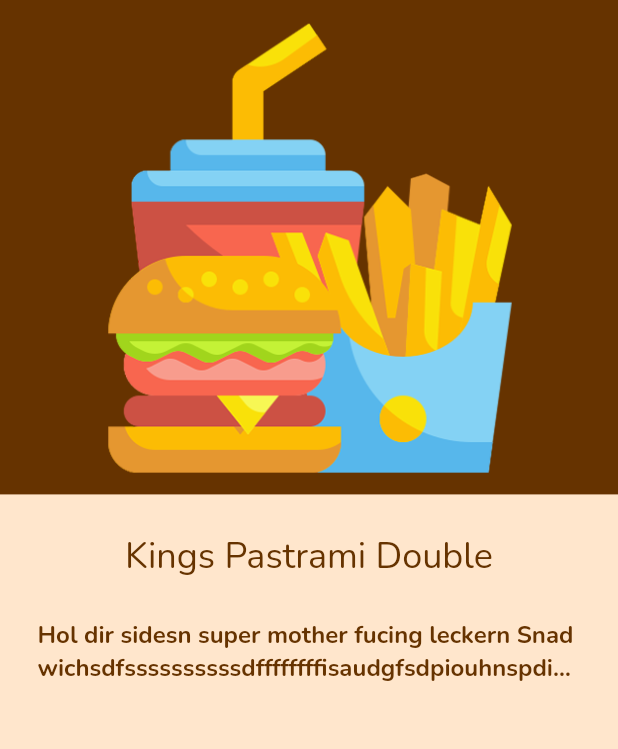
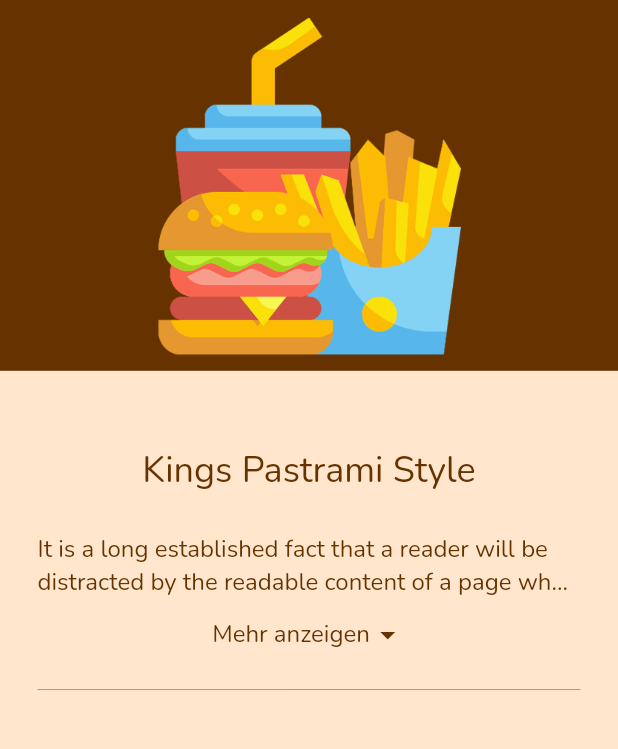
Before and after one commit to sang-ng/BurgerKingClone, a Flutter app: the screen it shows after launch, on a phone screen of 412 x 824 dp, the part 84-833 px from its top. Run offline on Flutter 3.47's test engine with Material 2 defaults, Android fonts, the phone set to English and light mode, and no system bars; our stand-ins replace expandable, google_fonts.

Commit message:
- added Expandable Text for ProdcutScreen

```diff
--- /dev/null
+++ b/lib/custom/expandable_text.dart
@@ -0,0 +1,77 @@
+import 'package:burgerking_clone/utils/widget_functions.dart';
+import 'package:flutter/cupertino.dart';
+import 'package:flutter/material.dart';
+
+import '../utils/colors.dart';
+
+class ExpandableText extends StatefulWidget {
+  const ExpandableText({Key? key}) : super(key: key);
+
+  @override
+  _ExpandableTextState createState() => _ExpandableTextState();
+}
+
+class _ExpandableTextState extends State<ExpandableText> {
+  bool _isReadMore = false;
+
+  @override
+  Widget build(BuildContext context) {
+
+    final ThemeData themeData = Theme.of(context);
+    const double padding = 25;
+
+    return Container(
+      child: Column(
+        children: [
+          Text(
+            'Kings Pastrami Style',
+            style: TextStyle(
+                fontFamily: themeData.textTheme.headline5?.fontFamily,
+                color: COLOR_BROWN,
+                fontSize: themeData.textTheme.headline5?.fontSize),
+          ),
+          addVerticalSpace(padding),
+          //text widget to display long text
+          buildText(
+              "It is a long established fact that a reader will be distracted by the readable content of a page when looking at its layout. The point of using Lorem Ipsum is that it has a more-or-less normal distribution of letters, as opposed to using 'Content here, content here', making it look like readable English. Many desktop publishing packages and web page editors now use Lorem Ipsum as their default model text, and a search for 'lorem ipsum' will uncover many web sites still in their infancy. Various versions have evolved over the years, sometimes by accident, sometimes on purpose (injected humour and the like)."),
+          TextButton(
+              onPressed: () {
+                setState(() {
+                  // toggle the bool variable true or false
+                  _isReadMore = !_isReadMore;
+                });
+              },
+              child: Row(
+                mainAxisAlignment: MainAxisAlignment.center,
+                children: [
+                  Text((_isReadMore ? 'Weniger anzeigen' : 'Mehr anzeigen'), style: TextStyle(
+                      fontFamily: themeData.textTheme.bodyText1?.fontFamily,
+                      color: COLOR_BROWN,
+                      fontSize: themeData.textTheme.bodyText1?.fontSize),),
+                  Icon(_isReadMore ? Icons.arrow_drop_up_sharp : Icons.arrow_drop_down_sharp, color: COLOR_BROWN,)
+                ],
+              ))
+        ],
+      ),
+    );
+  }
+
+  Widget buildText(String text) {
+    final ThemeData themeData = Theme.of(context);
+
+    // if read more is false then show only 3 lines from text
+    // else show full text
+    final lines = _isReadMore ? null : 2;
+    return Text(
+      text,
+      style: TextStyle(
+          fontFamily: themeData.textTheme.bodyText1?.fontFamily,
+          color: COLOR_BROWN,
+          fontSize: themeData.textTheme.bodyText1?.fontSize),
+      maxLines: lines,
+      // overflow properties is used to show 3 dot in text widget
+      // so that user can understand there are few more line to read.
+      overflow: _isReadMore ? TextOverflow.visible : TextOverflow.ellipsis,
+    );
+  }
+}
--- /dev/null
+++ b/lib/custom/menu_border_box.dart
@@ -0,0 +1,24 @@
+import 'package:flutter/cupertino.dart';
+
+class MenuItem extends StatefulWidget {
+  final String name;
+  final String description;
+  final Image image;
+
+  const MenuItem(
+      {Key? key,
+      required this.name,
+      required this.description,
+      required this.image})
+      : super(key: key);
+
+  @override
+  State<MenuItem> createState() => _MenuItemState();
+}
+
+class _MenuItemState extends State<MenuItem> {
+  @override
+  Widget build(BuildContext context) {
+    return Container();
+  }
+}
--- a/lib/screens/ProductScreen.dart
+++ b/lib/screens/ProductScreen.dart
@@ -1,3 +1,4 @@
+import 'package:burgerking_clone/custom/expandable_text.dart';
 import 'package:burgerking_clone/utils/colors.dart';
 import 'package:burgerking_clone/utils/sample_data.dart';
 import 'package:burgerking_clone/utils/widget_functions.dart';
@@ -15,14 +16,14 @@ class ProductScreen extends StatelessWidget {
     const sidePadding = EdgeInsets.symmetric(horizontal: padding);
 
     Widget appBarButton = Padding(
-      padding: EdgeInsets.fromLTRB(0, 15, 10, 10),
+      padding: const EdgeInsets.fromLTRB(0, 15, 10, 10),
       child: TextButton(
           style: TextButton.styleFrom(
             backgroundColor: COLOR_RED,
             primary: COLOR_WHITE,
             shape:
                 RoundedRectangleBorder(borderRadius: BorderRadius.circular(50)),
-            padding: EdgeInsets.symmetric(horizontal: 20, vertical: 5),
+            padding: const EdgeInsets.symmetric(horizontal: 20, vertical: 5),
           ),
           onPressed: () {},
           child: const Text("zu MyBK")),
@@ -30,42 +31,30 @@ class ProductScreen extends StatelessWidget {
     Widget imageSection = Container(
       color: COLOR_BROWN,
       width: size.width,
-      height: size.height * 0.40,
+      height: size.height * 0.30,
       child: Image.asset('assets/images/fastfood.png'),
     );
+
     Widget titleSection = Container(
       child: Column(
-        children: [
-          Text(
-            "Kings Pastrami Double",
-            style: TextStyle(
-                fontFamily: themeData.textTheme.headline5?.fontFamily,
-                color: COLOR_BROWN,
-                fontSize: themeData.textTheme.headline5?.fontSize),
-          ),
-          addVerticalSpace(padding),
+        children: const [
           Padding(
             padding: sidePadding,
-            child: Text(
-              "Hol dir sidesn super mother fucing leckern Snadwichsdfssssssssssdffffffffisaudgfsdpiouhnspdiouhnpsdiufgnpsdiufbpdsigssssssssss Klassiker",
-              maxLines: 2,
-              style: TextStyle(
-                  overflow: TextOverflow.ellipsis,
-                  fontFamily: themeData.textTheme.bodyText1?.fontFamily,
-                  fontWeight: FontWeight.bold,
-                  color: COLOR_BROWN,
-                  fontSize: themeData.textTheme.bodyText1?.fontSize),
-            ),
+            child: ExpandableText(),
           ),
         ],
       ),
+    );
+
+    Widget menueSection = Container(
+
     );
 
     return SafeArea(
         child: Scaffold(
             appBar: AppBar(
               leading: IconButton(
-                icon: Icon(Icons.arrow_back, color: COLOR_BLACK),
+                icon: const Icon(Icons.arrow_back, color: COLOR_BLACK),
                 onPressed: () => Navigator.of(context).pop(),
               ),
               elevation: 0.0,
@@ -82,12 +71,18 @@ class ProductScreen extends StatelessWidget {
             body: SizedBox(
               width: size.width,
               height: size.height,
-              child: Container(
+              child: SingleChildScrollView(
+                physics: const BouncingScrollPhysics(),
+                scrollDirection: Axis.vertical,
                 child: Column(
                   children: [
                     imageSection,
-                    addVerticalSpace(padding),
-                    titleSection
+                    addVerticalSpace(padding * 2),
+                    titleSection,
+                    const Padding(
+                      padding: sidePadding,
+                      child: Divider(color: COLOR_GREY, height: padding,),
+                    )
                   ],
                 ),
               ),
```
